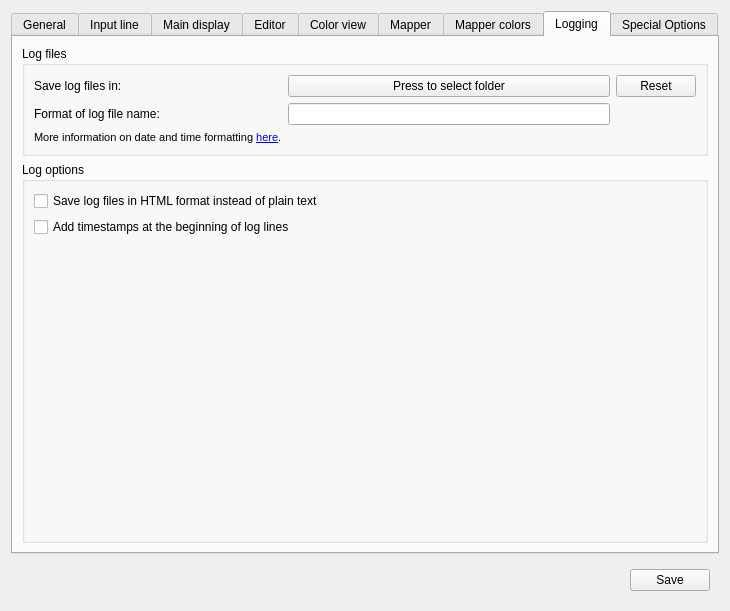
Above: src/ui/profile_preferences.ui from Mudlet/Mudlet before the change. Below: the same form after it.
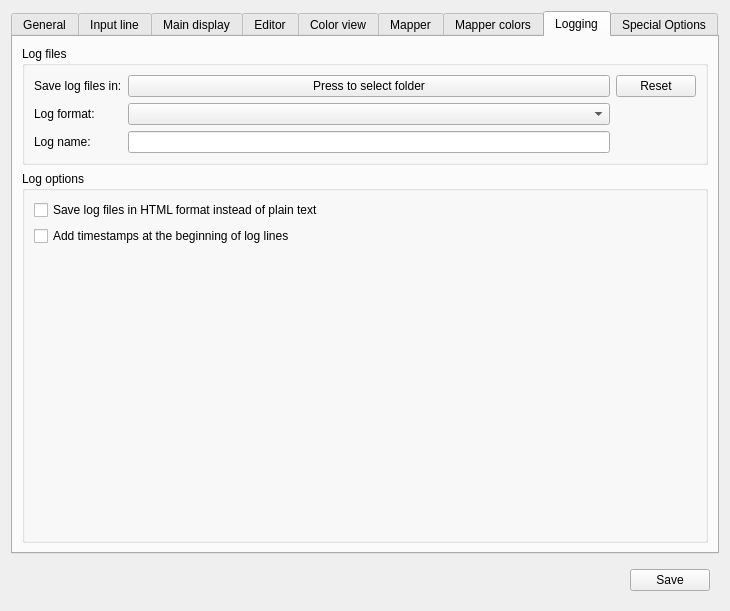
That is the form after the change. The open tabs and pages were chosen to show the change. Icons and pictures are not drawn. Custom widgets are drawn as their Qt base class.

Commit message:
Implement option to change the format of the log name as a comboBox
Use a comboBox rather than a lineEdit to change the format of a log
name. Add the option to select 'Named file' so that a user can set a
custom name for their log (one that is not passed through
QDateTime::toString).

Patch:
```diff
--- a/src/ui/profile_preferences.ui
+++ b/src/ui/profile_preferences.ui
@@ -2118,7 +2118,7 @@
           <item row="1" column="0">
            <widget class="QLabel" name="label_setLogNameFormat">
             <property name="text">
-             <string>Format of log file name:</string>
+             <string>Log format:</string>
             </property>
             <property name="buddy">
              <cstring>lineEdit_setLogNameFormat</cstring>
@@ -2126,25 +2126,20 @@
            </widget>
           </item>
           <item row="1" column="1">
-           <widget class="QLineEdit" name="lineEdit_setLogNameFormat">
-            <property name="toolTip">
-             <string>&lt;html&gt;&lt;head/&gt;&lt;body&gt;&lt;p&gt;Customize the format of the log file name. Leave blank to default to &lt;code&gt;&quot;yyyy-MM-dd#hh-mm-ss&quot;&lt;/code&gt;.&lt;/p&gt;&lt;p&gt;&lt;span style=&quot; font-weight:600;&quot;&gt;Examples:&lt;/span&gt;&lt;/p&gt;&lt;pre style=&quot; margin-top:12px; margin-bottom:12px; margin-left:0px; margin-right:0px; -qt-block-indent:0; text-indent:0px;&quot;&gt;&lt;span style=&quot; font-family:'Courier New,courier';&quot;&gt;Year:&lt;br/&gt;yyyy (e.g., 1997)&lt;/span&gt;&lt;/pre&gt;&lt;pre style=&quot; margin-top:12px; margin-bottom:12px; margin-left:0px; margin-right:0px; -qt-block-indent:0; text-indent:0px;&quot;&gt;&lt;span style=&quot; font-family:'Courier New,courier';&quot;&gt;Year and month:&lt;br/&gt;yyyy-MM (e.g., 1997-07)&lt;/span&gt;&lt;/pre&gt;&lt;pre style=&quot; margin-top:12px; margin-bottom:12px; margin-left:0px; margin-right:0px; -qt-block-indent:0; text-indent:0px;&quot;&gt;&lt;span style=&quot; font-family:'Courier New,courier';&quot;&gt;Complete date:&lt;br/&gt;yyyy-MM-dd (e.g., 1997-07-16)&lt;/span&gt;&lt;/pre&gt;&lt;pre style=&quot; margin-top:12px; margin-bottom:12px; margin-left:0px; margin-right:0px; -qt-block-indent:0; text-indent:0px;&quot;&gt;&lt;span style=&quot; font-family:'Courier New,courier';&quot;&gt;Complete date plus hours and minutes:&lt;br/&gt;yyyy-MM-ddTHH:mm (e.g., 1997-07-16T19:20)&lt;/span&gt;&lt;/pre&gt;&lt;pre style=&quot; margin-top:12px; margin-bottom:12px; margin-left:0px; margin-right:0px; -qt-block-indent:0; text-indent:0px;&quot;&gt;&lt;span style=&quot; font-family:'Courier New,courier';&quot;&gt;Complete date plus hours, minutes and seconds:&lt;br/&gt;yyyy-MM-ddTHH:mm:ss (e.g., 1997-07-16T19:20:30)&lt;/span&gt;&lt;/pre&gt;&lt;/body&gt;&lt;/html&gt;</string>
-            </property>
-           </widget>
+           <widget class="QComboBox" name="comboBox_logFileNameFormat"/>
           </item>
           <item row="2" column="0">
-           <widget class="QLabel" name="label_dateTimeFormatInfoLink">
-            <property name="font">
-             <font>
-              <pointsize>8</pointsize>
-             </font>
-            </property>
-            <property name="acceptDrops">
-             <bool>false</bool>
-            </property>
+           <widget class="QLabel" name="label_logFileName">
             <property name="text">
-             <string>&lt;p&gt;More information on date and time formatting &lt;a href=&quot;https://doc.qt.io/qt-5/qdatetime.html#toString-1&quot;&gt;here&lt;/a&gt;.</string>
+             <string>Log name:</string>
             </property>
+            <property name="buddy">
+             <cstring>lineEdit_logFileName</cstring>
+            </property>
+           </widget>
+          </item>
+          <item row="2" column="1">
+           <widget class="QLineEdit" name="lineEdit_logFileName">
            </widget>
           </item>
          </layout>
```
Left out of the diff: 4 changed lines with no effect on the pictures. The commit also changes 6 other files.
